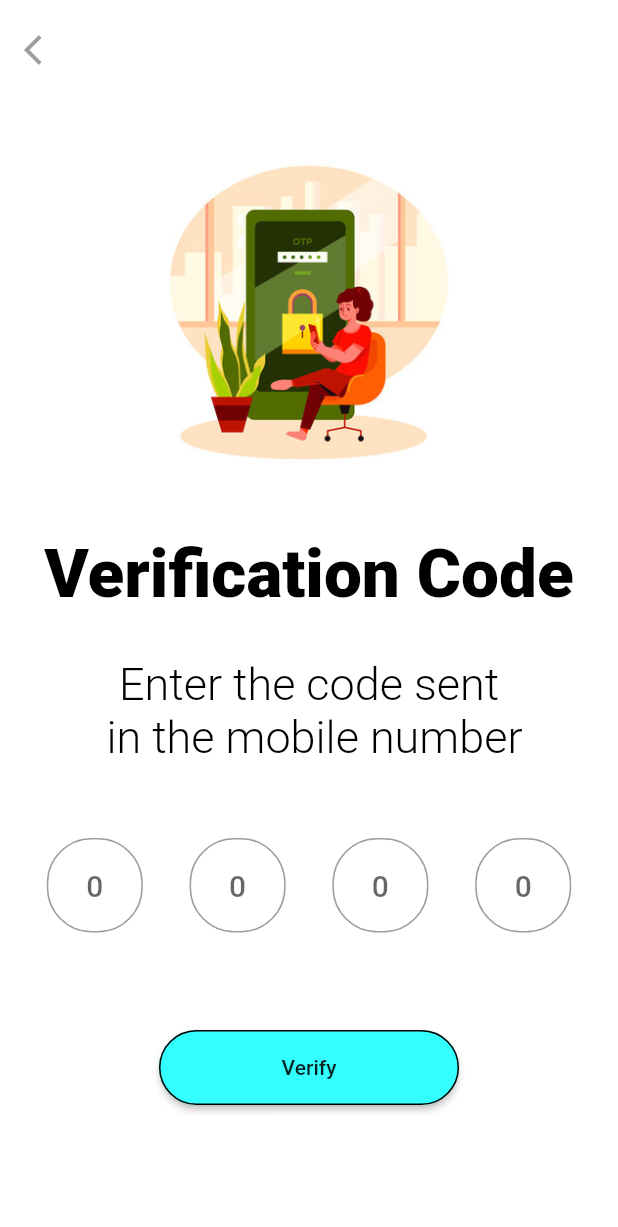
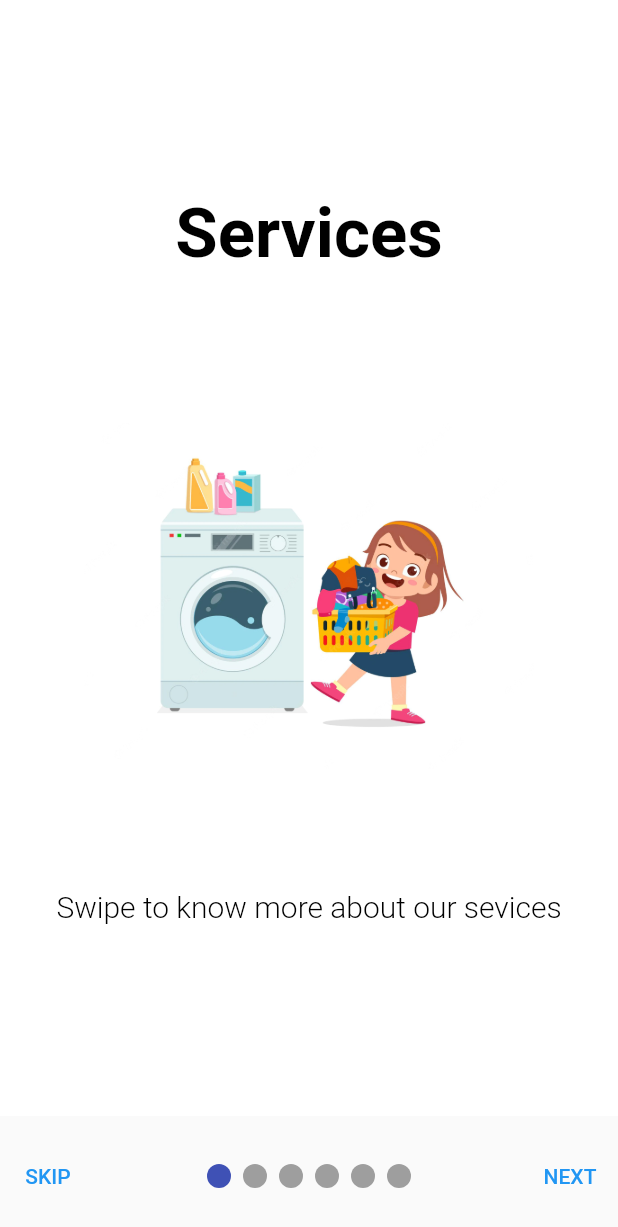
Before and after one commit to ayan-gorain/Enchantee, a Flutter app: the otppage screen opened by its route, after a tap on "Verify", on a phone screen of 412 x 824 dp. Shown: the top 1227 px of the screen. Run offline on Flutter 3.47's test engine with Material 2 defaults, Android fonts, the phone set to English and light mode, and no system bars; drawn by our look-alikes of smooth_page_indicator; our stand-ins replace dropdown_button2, flutter_screenutil, font_awesome_flutter, image_picker, intl_phone_field; missing offline and left inert: flutter_linear_datepicker, gender_picker.

Commit message:
some pages added

```diff
--- a/lib/main.dart
+++ b/lib/main.dart
@@ -1,8 +1,10 @@
 import 'package:enchante/pages/Deliviryage_signup.dart';
 import 'package:enchante/pages/forgotPassword_page.dart';
 import 'package:enchante/pages/gender_date_page.dart';
+import 'package:enchante/pages/onboarding_page.dart';
 import 'package:enchante/pages/otp_page.dart';
 import 'package:enchante/pages/vendor_signup.dart';
+import 'package:enchante/pages/welcome_page.dart';
 import 'package:flutter/material.dart';
 import 'package:enchante/pages/customers_signup.dart';
 import 'package:enchante/pages/first_page.dart';
@@ -28,13 +30,14 @@ class Myapp extends StatelessWidget {
         Myroutes.open1Route: (context) => Open1page(),
         Myroutes.loginRoute: (context) =>Loginpage(),
         Myroutes.signupRoute: (context) =>Signuppage(),
-        Myroutes.open2Route: (context) =>Open2page(),
+        Myroutes.welcomeRoute: (context) =>welcomepage(),
         Myroutes.customersignupRoute: (context) =>Customersignupage(),
         Myroutes.VendorsignupRoute: (context) =>Vendorsignupage(),
         Myroutes.deliveryagesignupRoute: (context) =>deliveryagesignupage(),
         Myroutes.forgetpasswordRoute: (context) =>Forgotpasswordpage(),
         Myroutes.otpRoute: (context) =>otppage(),
         Myroutes.genderdateRoute: (context) =>Genderdatepage(),
+        Myroutes.onboardingRoute: (context) =>Onboardingpage(),
 
       },
     );
--- a/lib/pages/login_page.dart
+++ b/lib/pages/login_page.dart
@@ -100,7 +100,7 @@ class _LoginpageState extends State<Loginpage> {
                     minWidth: 350,
                     height: 50,
                     onPressed: () {
-                      Navigator.pushNamed(context, Myroutes.open2Route);
+                      Navigator.pushNamed(context, Myroutes.otpRoute);
                     },
                     color: Colors.deepOrangeAccent,
                     shape: RoundedRectangleBorder(
--- /dev/null
+++ b/lib/pages/material.dart
@@ -0,0 +1 @@
+// TODO Implement this library.
--- /dev/null
+++ b/lib/pages/onboarding_page.dart
@@ -0,0 +1,158 @@
+import 'package:enchante/utiles/routes.dart';
+import 'package:flutter/material.dart';
+import 'package:smooth_page_indicator/smooth_page_indicator.dart';
+class Onboardingpage extends StatefulWidget {
+  const Onboardingpage({Key? key}) : super(key: key);
+
+  @override
+  State<Onboardingpage> createState() => _OnboardingpageState();
+}
+
+class _OnboardingpageState extends State<Onboardingpage> {
+  final controller=PageController();
+  bool isLastPage=false;
+  @override
+  void dispose(){
+    controller.dispose();
+    super.dispose();
+  }
+  Widget buildPage({
+  required Color color,
+    required String title,
+  required String urlImage,
+  required String subtitle,
+})=>
+      Container(
+        color: color,
+        child: Column(
+          mainAxisAlignment: MainAxisAlignment.center,
+          children: [
+            Text(title,
+              style: TextStyle(
+                color: Colors.black,
+                fontSize: 46,
+                fontWeight: FontWeight.bold,
+              ),),
+            const SizedBox(height: 100),
+            Image.asset(urlImage,
+            fit: BoxFit.cover,
+            width:300),
+
+            const SizedBox(height: 80),
+
+            Container(
+              child: Text(subtitle,style: const TextStyle(
+                color: Colors.black,
+                fontSize: 20,
+                fontWeight: FontWeight.w300,
+              ),
+            ),
+            )],
+        ),
+
+      );
+  @override
+  Widget build(BuildContext context) {
+    return Scaffold(
+      body: Container(
+        child: Padding(
+          padding: const EdgeInsets.only(bottom:80),
+          child: PageView(
+            controller: controller,
+            onPageChanged: (index){
+              setState(() =>isLastPage=index==5);
+            },
+            children: [
+
+              buildPage(
+                color: Colors.white,
+                  title: "Services",
+                urlImage: 'assets/images/gggo.webp',
+
+                subtitle: "Swipe to know more about our sevices"
+              ),buildPage(
+                color: Colors.white60,
+                  title: "Wash and fold",
+                urlImage: 'assets/images/ttt.jpg',
+
+                subtitle: ""
+              ),
+              buildPage(
+                color: Colors.white,
+                  title: "Wash and iron",
+                urlImage: 'assets/images/r3.webp',
+
+                subtitle: ""
+              ),
+              buildPage(
+                color: Colors.white,
+                  title: "Dry Cleaning",
+                urlImage: 'assets/images/gyu.webp',
+
+                subtitle: ""
+              ),
+              buildPage(
+                color: Colors.white,
+                  title: "Ironing",
+                urlImage: 'assets/images/iron.jpg',
+
+                subtitle: ""
+              ),
+              buildPage(
+                color: Colors.white,
+                  title: "Stitching",
+                urlImage: 'assets/images/st.jpg',
+
+                subtitle: ""
+              ),
+
+
+            ],
+          ),
+        ),
+      ),
+        bottomSheet:isLastPage
+        ? TextButton(
+            style: TextButton.styleFrom(
+             shape: RoundedRectangleBorder(
+               borderRadius: BorderRadius.circular(5),
+
+             ),
+                primary:Colors.white,
+              backgroundColor: Colors.tealAccent,
+              minimumSize: const Size.fromHeight(80)
+            ),
+            onPressed: () async{
+              Navigator.pushNamed(context, Myroutes.welcomeRoute);}, child: const Text("Get Started",
+            style:TextStyle(fontSize: 24))):
+        Container(
+            height:80,
+            child:Row(
+              mainAxisAlignment: MainAxisAlignment.spaceBetween,
+              children: [
+                TextButton(
+
+                    onPressed: ()=>controller.jumpToPage(5),
+                    child: const Text("SKIP")),
+        SmoothPageIndicator(
+          controller: controller,
+          count:6,
+          axisDirection: Axis.horizontal,
+          effect: JumpingDotEffect(
+            dotHeight: 16,
+            dotWidth: 16,
+            jumpScale: .7,
+            verticalOffset: 15,
+          ),
+          onDotClicked: (index)=>controller.animateToPage(
+          index, duration:const  Duration(microseconds: 500), curve: Curves.easeIn),
+        ),
+                TextButton(onPressed: ()=>controller.nextPage(duration: const Duration(microseconds: 500),
+                    curve: Curves.easeInOut), child: const Text("NEXT")),
+              ],
+
+            )
+        )
+    );
+  }
+}
--- a/lib/pages/open2_page.dart
+++ /dev/null
@@ -1,9 +0,0 @@
-import 'package:flutter/material.dart';
-class Open2page extends StatelessWidget {
-  const Open2page({Key? key}) : super(key: key);
-
-  @override
-  Widget build(BuildContext context) {
-    return Container();
-  }
-}
--- a/lib/pages/otp_page.dart
+++ b/lib/pages/otp_page.dart
@@ -1,3 +1,4 @@
+import 'package:enchante/utiles/routes.dart';
 import 'package:flutter/material.dart';
 import 'package:flutter/services.dart';
 class otppage extends StatefulWidget {
@@ -160,7 +161,7 @@ class _otppageState extends State<otppage> {
                     minWidth: 200,
                     height: 50,
                     onPressed: () {
-                      // Navigator.pushNamed(context, Myroutes.otpRoute);
+                       Navigator.pushNamed(context, Myroutes.onboardingRoute);
                     },
                     color: Color.fromRGBO(51,255,255,1),
                     shape: RoundedRectangleBorder(
--- /dev/null
+++ b/lib/pages/welcome_page.dart
@@ -0,0 +1,9 @@
+import 'package:flutter/material.dart';
+class welcomepage extends StatelessWidget {
+  const welcomepage({Key? key}) : super(key: key);
+
+  @override
+  Widget build(BuildContext context) {
+    return Scaffold();
+  }
+}
--- a/lib/utiles/routes.dart
+++ b/lib/utiles/routes.dart
@@ -3,12 +3,13 @@ class Myroutes {
   static String open1Route = "/open1";
   static String loginRoute = "/login";
   static String signupRoute = "/sign";
-  static String open2Route= "/open2";
+  static String welcomeRoute= "/welc";
   static String customersignupRoute= "/cussignup";
   static String VendorsignupRoute= "/vensignup";
   static String deliveryagesignupRoute= "/delsignup";
   static String forgetpasswordRoute= "/forgot";
   static String otpRoute= "/otp";
   static String genderdateRoute= "/gendate";
+  static String onboardingRoute= "/onboard";
 
 }
--- a/pubspec.yaml
+++ b/pubspec.yaml
@@ -44,6 +44,8 @@ dependencies:
   gender_picker: ^1.1.0
   flutter_linear_datepicker: ^2.0.4
   intl: ^0.16.1
+
+  smooth_page_indicator: ^1.0.0+2
 
 
 dev_dependencies:
```
Also changed, not shown: assets/images/ff.png (added), assets/images/gggo.webp (added), assets/images/gyu.webp (added), assets/images/iron.jpg (added), assets/images/logo.png (added), assets/images/r2.jpg (added), assets/images/r3.webp (added), assets/images/r4.jpg (added), assets/images/r5.webp (added), assets/images/st.jpg (added), assets/images/ttt.jpg (added), pubspec.lock.
